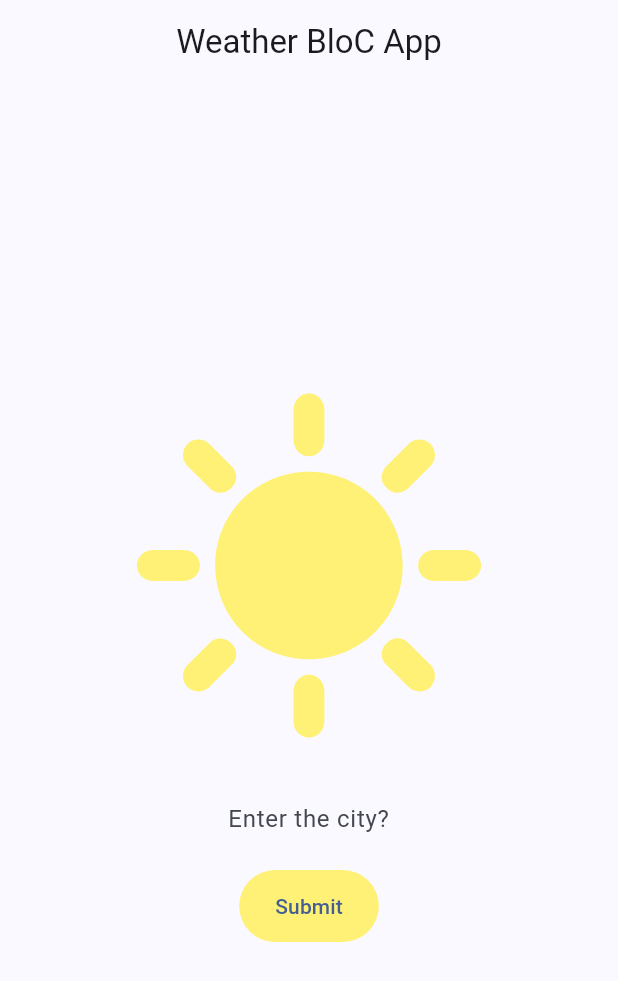
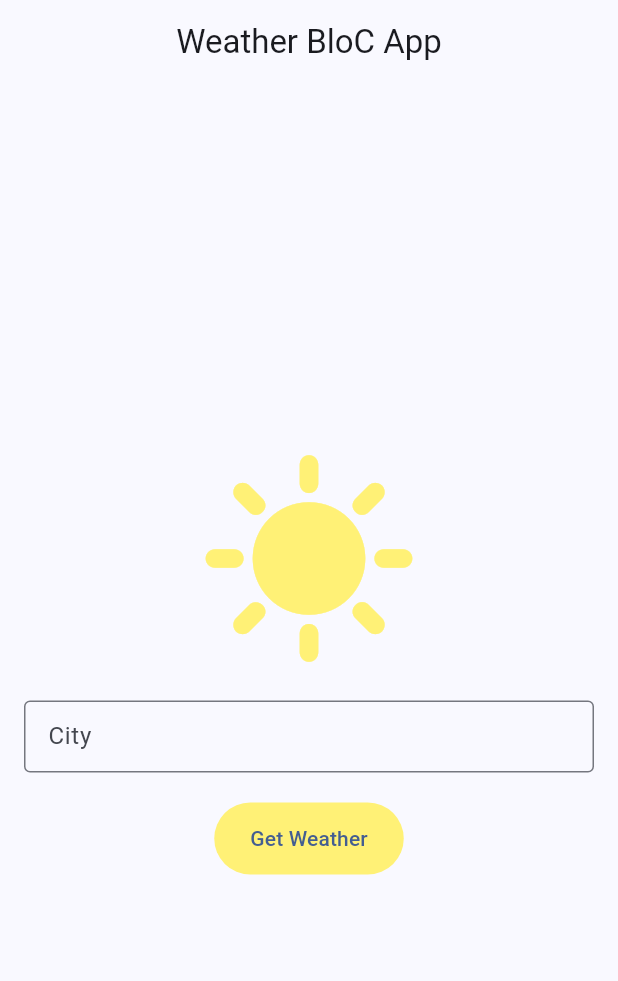
Before and after one commit to MrAppmakerDev/bloc_zero_to_hero, a Flutter app: the screen it shows after launch, on a phone screen of 412 x 824 dp. Shown: the top 981 px of the screen. Run offline on Flutter 3.47's test engine with Material 3 defaults, Android fonts, the phone set to English and light mode, and no system bars; our stand-ins replace dio, flutter_bloc, get_it, pretty_dio_logger.

Commit message:
updated the custom button & added updating the ui based on status

```diff
--- a/my_weather_bloc_app/lib/presentation/pages/home_page.dart
+++ b/my_weather_bloc_app/lib/presentation/pages/home_page.dart
@@ -1,3 +1,4 @@
+import 'package:flutter/foundation.dart';
 import 'package:flutter/material.dart';
 import 'package:flutter_bloc/flutter_bloc.dart';
 import 'package:my_weather_bloc_app/business_logic/bloc/weather_bloc.dart';
@@ -11,20 +12,31 @@ class HomePage extends StatefulWidget {
 }
 
 class _HomePageState extends State<HomePage> {
-  TextEditingController textController = TextEditingController();
+  final _formKey = GlobalKey<FormState>();
+  final _cityController = TextEditingController();
 
   @override
   void dispose() {
-    textController.dispose();
+    _cityController.dispose();
     super.dispose();
   }
 
   @override
   Widget build(BuildContext context) {
+    final screenWidth = MediaQuery.sizeOf(context).width;
+    double horizontalPadding;
+
+    if (screenWidth > 1200) {
+      horizontalPadding = 500; // for desktop screens
+    } else if (screenWidth >= 768) {
+      horizontalPadding = 100; // for tablet screens
+    } else {
+      horizontalPadding = 16; // for mobile screens
+    }
     return SafeArea(
       child: Scaffold(
         appBar: AppBar(
-            title: Text('Weather BloC App'),
+          title: const Text('Weather BloC App'),
           centerTitle: true,
         ),
         body: BlocConsumer<WeatherBloc, WeatherState>(
@@ -35,42 +47,98 @@ class _HomePageState extends State<HomePage> {
                   content: Text(state.error?.message ?? 'An error occurred!'),
                 ),
               );
-              } else if (state.status == WeatherStatus.loading) {
-                CircularProgressIndicator();
             }
           },
           builder: (context, state) {
-              return Column(
+            return switch (state.status) {
+              WeatherStatus.loading => const Center(
+                  child: CircularProgressIndicator(),
+                ),
+              _ => Padding(
+                  padding: kIsWeb
+                      ? EdgeInsets.symmetric(horizontal: horizontalPadding)
+                      : EdgeInsets.all(16.0),
+                  // Add padding for better layout
+                  child: Form(
+                    key: _formKey,
+                    child: Column(
                       crossAxisAlignment: CrossAxisAlignment.center,
+                      // Stretch for better button layout
                       mainAxisAlignment: MainAxisAlignment.center,
                       children: [
                         Icon(
                           Icons.sunny,
-                    size: 250.0,
+                          size: 150.0, // Reduced size for better fit
                           color: Colors.yellow[300],
                         ),
-                  SizedBox(height: 20.0),
+                        state.status == WeatherStatus.success
+                            ? Text(
+                                '${state.response?.location.name}',
+                                style: TextStyle(
+                                  fontSize: 18,
+                                  fontWeight: FontWeight.w600,
+                                ),
+                              )
+                            : SizedBox.shrink(),
+                        state.status == WeatherStatus.success
+                            ? Text(
+                                '${state.response?.location.country}',
+                                style: TextStyle(
+                                  fontSize: 16,
+                                  fontWeight: FontWeight.bold,
+                                ),
+                              )
+                            : SizedBox.shrink(),
+                        state.status == WeatherStatus.success
+                            ? Text(
+                                '${state.response?.current.condition.text}',
+                                style: TextStyle(
+                                  fontSize: 14,
+                                  fontWeight: FontWeight.w300,
+                                ),
+                              )
+                            : SizedBox.shrink(),
+                        const SizedBox(height: 20.0),
                         TextFormField(
-                    controller: textController,
-                    textAlign: TextAlign.center,
-                    decoration: InputDecoration(
-                        border: InputBorder.none,
-                        contentPadding: EdgeInsets.all(10.0),
-                        hintText: 'Enter the city?'),
+                          controller: _cityController,
+                          decoration: const InputDecoration(
+                            labelText: 'City',
+                            // Use labelText instead of hintText for better accessibility
+                            border: OutlineInputBorder(),
+                            // Add a visible border
+                            contentPadding:
+                                EdgeInsets.all(12.0), // Adjust padding
                           ),
-                  SizedBox(height: 10.0),
+                          validator: (value) {
+                            if (value == null || value.isEmpty) {
+                              return 'City cannot be empty'; // More direct error message
+                            }
+                            return null;
+                          },
+                        ),
+                        const SizedBox(height: 20.0),
                         CustomButton(
                           onPressed: () {
-                      context.read<WeatherBloc>().add(RefreshWeatherDataEvent(
-                          location: textController.text));
-                    },
-                    text: 'Submit',
-                    backgroundColor: Colors.yellow[300],
+                            if (_formKey.currentState!.validate()) {
+                              // Dispatch event here
+                              context.read<WeatherBloc>().add(
+                                    RefreshWeatherDataEvent(
+                                        location: _cityController.text),
+                                  );
+                            }
+                          }, // Add vertical padding
+                          text: 'Get Weather',
+                          backgroundColor: Colors
+                              .yellow[300], // More descriptive button text
                         ),
                       ],
-              );
+                    ),
+                  ),
+                ),
+            };
           },
-          )),
+        ),
+      ),
     );
   }
 }
--- a/my_weather_bloc_app/lib/presentation/widgets/custom_button.dart
+++ b/my_weather_bloc_app/lib/presentation/widgets/custom_button.dart
@@ -6,17 +6,20 @@ class CustomButton extends StatelessWidget {
   EdgeInsets? padding;
   String? text;
   Color? backgroundColor;
+  double? width;
   CustomButton({
     super.key,
     required this.onPressed,
     this.padding,
     required this.text,
     this.backgroundColor,
+    this.width,
   });
 
   @override
   Widget build(BuildContext context) {
     return Container(
+      width: width,
       decoration: BoxDecoration(
         color: backgroundColor,
         borderRadius: BorderRadius.circular(25),
```
Lines whose indentation alone changed are shown as unchanged.
